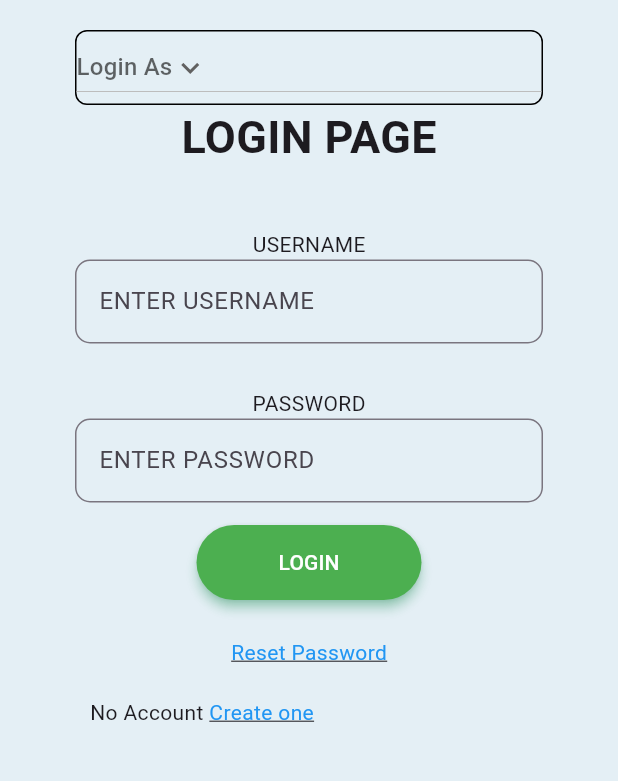
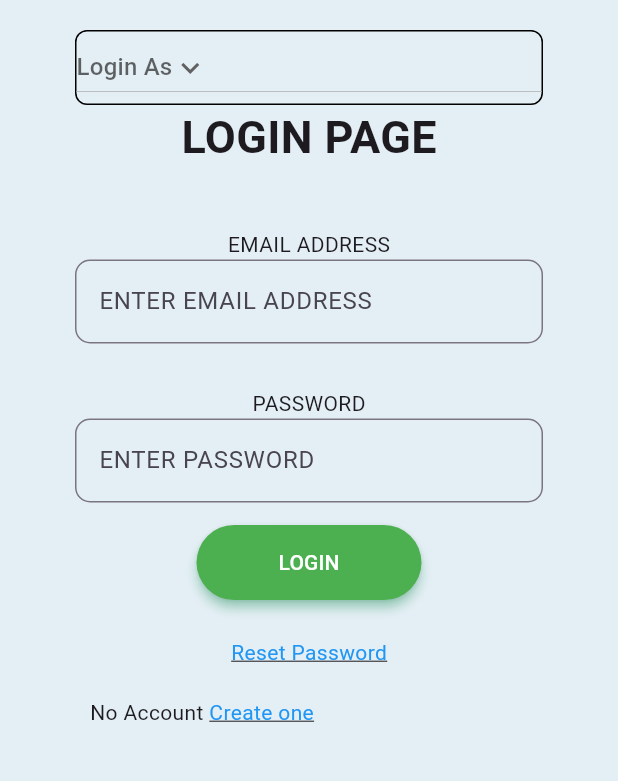
Before and after one commit to sameerhussain3211/SEProjectFrontEnd, a Flutter app: the screen it shows after launch, on a phone screen of 412 x 824 dp, the part 84-865 px from its top. Run offline on Flutter 3.47's test engine with Material 3 defaults, Android fonts, the phone set to English and light mode, and no system bars; our stand-ins replace font_awesome_flutter, image_picker.

Commit message:
email to login

```diff
--- a/lib/screens/credentialScreens/loginScreen.dart
+++ b/lib/screens/credentialScreens/loginScreen.dart
@@ -17,7 +17,7 @@ class _LoginScreenState extends State<LoginScreen> {
   String? dropdownvalue;
   List<String> items = ['Admin', 'User'];
 
-  var userName = TextEditingController();
+  var emailAddress = TextEditingController();
   var password = TextEditingController();
 
   @override
@@ -64,11 +64,11 @@ class _LoginScreenState extends State<LoginScreen> {
                     Container(
                       height: 40,
                     ),
-                    Text("USERNAME"),
+                    Text("EMAIL ADDRESS"),
 
                     textInput(
-                        controller: userName,
-                        hintText: "ENTER USERNAME",
+                        controller: emailAddress,
+                        hintText: "ENTER EMAIL ADDRESS",
                         borderRadius: 10,
                         obscure: false),
 
@@ -89,7 +89,7 @@ class _LoginScreenState extends State<LoginScreen> {
                         buttonText: "LOGIN",
                         buttonLength: 150,
                         onPressedCallback: () {
-                          String b = userName.text.toString();
+                          String b = emailAddress.text.toString();
                           String c = password.text.toString();
                           String d = dropdownvalue.toString();
                           print("USERNAME $b password $c your are $d");
```
